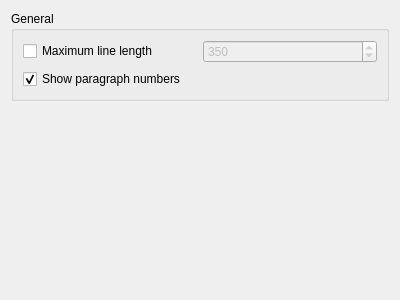
The window that core/src/novelist/settings/SettingsPage_Editor.ui (Drag-On/novelist) describes before a commit, drawn with Qt 5.
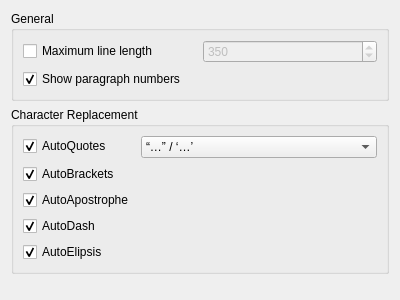
The same window after the commit.

Commit message: Implement automatic character replacement

Patch:
```diff
--- a/core/src/novelist/settings/SettingsPage_Editor.ui
+++ b/core/src/novelist/settings/SettingsPage_Editor.ui
@@ -60,6 +60,87 @@
      </layout>
     </widget>
    </item>
+   <item>
+    <widget class="QGroupBox" name="groupBoxCharReplacement">
+     <property name="toolTip">
+      <string>Automatically replaces characters on input with other characters, e.g. the quote substitute character &quot; can be replaced with “”</string>
+     </property>
+     <property name="title">
+      <string>Character Replacement</string>
+     </property>
+     <layout class="QFormLayout" name="formLayout">
+      <item row="0" column="0">
+       <widget class="QCheckBox" name="checkBoxAutoQuotes">
+        <property name="text">
+         <string>AutoQuotes</string>
+        </property>
+        <property name="checked">
+         <bool>true</bool>
+        </property>
+       </widget>
+      </item>
+      <item row="0" column="1">
+       <widget class="QComboBox" name="comboBoxAutoQuotes">
+        <item>
+         <property name="text">
+          <string notr="true">“…” / ‘…’</string>
+         </property>
+        </item>
+        <item>
+         <property name="text">
+          <string>„…“ / ‚…‘</string>
+         </property>
+        </item>
+        <item>
+         <property name="text">
+          <string>»…« / ›…‹</string>
+         </property>
+        </item>
+       </widget>
+      </item>
+      <item row="1" column="0">
+       <widget class="QCheckBox" name="checkBoxAutoBrackets">
+        <property name="text">
+         <string>AutoBrackets</string>
+        </property>
+        <property name="checked">
+         <bool>true</bool>
+        </property>
+       </widget>
+      </item>
+      <item row="2" column="0">
+       <widget class="QCheckBox" name="checkBoxAutoApostrophe">
+        <property name="text">
+         <string>AutoApostrophe</string>
+        </property>
+        <property name="checked">
+         <bool>true</bool>
+        </property>
+       </widget>
+      </item>
+      <item row="3" column="0">
+       <widget class="QCheckBox" name="checkBoxAutoDash">
+        <property name="text">
+         <string>AutoDash</string>
+        </property>
+        <property name="checked">
+         <bool>true</bool>
+        </property>
+       </widget>
+      </item>
+      <item row="4" column="0">
+       <widget class="QCheckBox" name="checkBoxAutoElipsis">
+        <property name="text">
+         <string>AutoElipsis</string>
+        </property>
+        <property name="checked">
+         <bool>true</bool>
+        </property>
+       </widget>
+      </item>
+     </layout>
+    </widget>
+   </item>
    <item>
     <spacer name="verticalSpacer">
      <property name="orientation">
```
Left out of the diff: 8 changed lines with no effect on the pictures. The commit also changes 7 other files.
